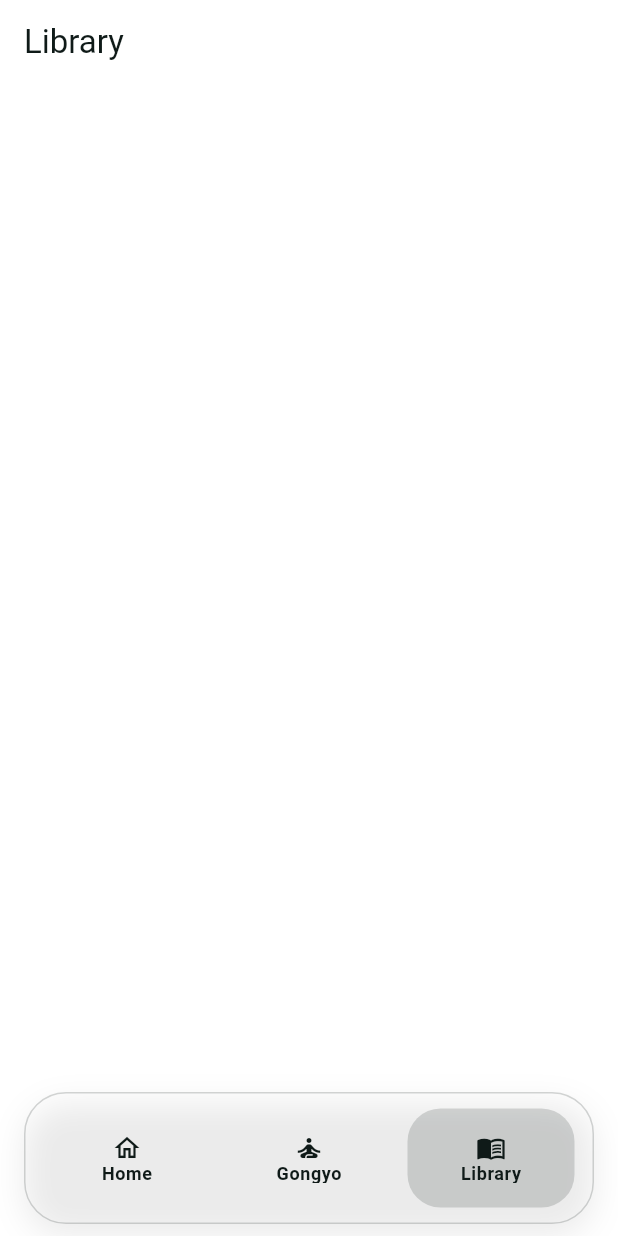
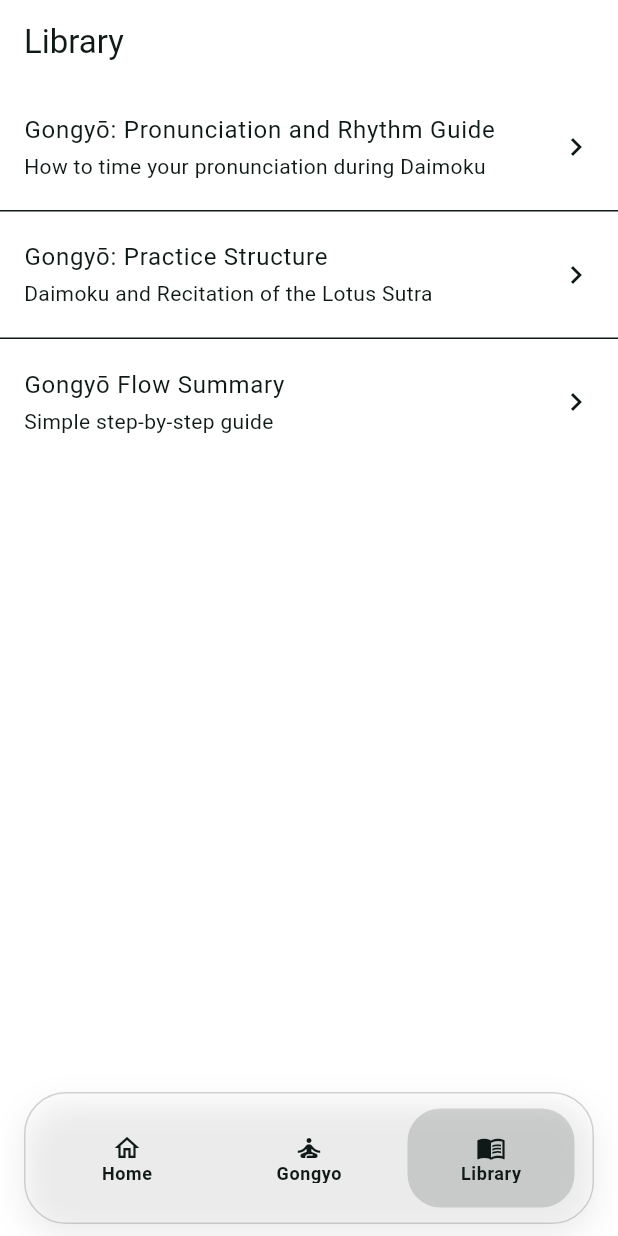
Before and after one commit to sconetto/iBuddhism, a Flutter app: the ResourcesListScreen screen opened by its route, on a phone screen of 412 x 824 dp. Run offline on Flutter 3.47's test engine with Material 3 defaults, Android fonts, the phone set to English and light mode, and no system bars; our stand-ins replace flutter_markdown_plus, image_picker, shared_preferences; missing offline and left inert: liquid_glass_widgets; accounts and stored records are empty; project files that could hold a hidden picture were left out.

Commit message:
fix(resources): add missing English articles

```diff
--- a/lib/data/resources_en.dart
+++ b/lib/data/resources_en.dart
@@ -1,3 +1,50 @@
 import '../models/resource_article.dart';
 
-const List<ResourceArticle> resourcesEn = [];
+const List<ResourceArticle> resourcesEn = [
+  ResourceArticle(
+    id: 'pronunciation-and-rhythm-guide',
+    sequence: 1,
+    title: 'Gongyō: Pronunciation and Rhythm Guide',
+    subtitle: 'How to time your pronunciation during Daimoku',
+    content:
+        '''In the current English liturgy, the Hepburn system of transliteration of Japanese words is used, the most widely adopted system in the West. Additionally, a syllabic separation has been adopted that best represents the rhythm of _gongyō_ recitation.
+
+The following rules may help with correct pronunciation as well as the dynamic rhythm of recitation:
+
+- Vowels "e" and "o" should be pronounced with a closed sound. For example _shari **ho**tsu e **ren**ge_ should be pronounced as in b**e**t, g**e**t, h**o**t, n**o**t, not as in h**e**r, f**o**r.
+- Vowels with macrons should be pronounced in a prolonged way, as if doubled. For example, _**shō**_ should be pronounced at length (_shoh_), unlike _**sho**_ which is shorter. Example: _**Myō hō** ren ge **kyō**. **Hō** ben pon. Dai ni._
+- The syllable _**ge**_ should be pronounced as in **ge**t, not as in **ge**m. The syllable _**gi**_ as in **gi**ve, not **gi**ant. The syllable _**gyu**_ as in ar**gu**ment. The syllable _**gyo**_ similarly. Example: _ka**ge**musa, **gyō**za, ren**ge**, gon**gyō**, Jiga**ge**_.
+- The syllables _**chi**_, _**cho**_ and _**chu**_ should be pronounced as in **che**ese, **cho**colate, **chu**g. Example: **Chi**ba, To**chi**gi, **Chu**bu, _**Chi** ken hara mitsu_.
+- The syllable _**fu**_ is pronounced as in **fu**dge, not as in **foo**d. The syllable _**ha**_ as in **ha**rbour, _**he**_ as in **he**lp, _**hi**_ as in **hi**m, _**ho**_ as in **ho**t. Example: **Hi**roshima, **Ho**kkaido, Aki**ha**bara, _**Hō** ben pon_.
+- The syllables _**ra**_, _**re**_, _**ri**_, _**ro**_ and _**ru**_ are pronounced as in ca**ra**mel, pa**ra**de, te**rri**fic, bo**rrow**, **ru**de, not as in **ra**bbit, **re**d, **ri**ng, **ro**ck. Example: Na**ra**, _**ren**ge, Nyo ze **ri**ki_.
+- The syllables _**nyo**_ and _**ryo**_ should be pronounced similarly to **nyo** (as in ca**nyo**n) and **ryo** (as in **ryo**). Example: _**Nyo** ze tai, **Ryō nyū** o butsu dō, Jin jin mu **ryō**_.
+- Each syllable separated by a space or hyphen should be pronounced in a uniform time beat. For example, the words _**shō**_, _**myō**_, _**e**_, _**ni**_, _**butsu**_ and _**shari**_ should all be pronounced in the same time beat. The hyphen (-) indicates that two syllables should be pronounced together. Example: _Sho but-chi e_. The period (**.**) in the original Japanese text only serves to separate phrases; it does not indicate the end of a sentence.
+''',
+  ),
+  ResourceArticle(
+    id: 'gongyo-practice-structure',
+    sequence: 2,
+    title: 'Gongyō: Practice Structure',
+    subtitle: 'Daimoku and Recitation of the Lotus Sutra',
+    content:
+        '''Gongyō is the daily practice that combines recitation of Daimoku and excerpts from the Lotus Sutra.
+
+The traditional sequence begins with recitation of Daimoku (**Nam-myoho-renge-kyo**).
+
+Next, the **Hoben-pon**, the second chapter of the Lotus Sutra, is recited.
+
+Then, the **Juryo-hon**, the sixteenth chapter of the Lotus Sutra, is recited.
+
+To conclude, one returns to Daimoku with continuous recitation, focusing on the Gohonzon.''',
+  ),
+  ResourceArticle(
+    id: 'gongyo-flow-summary',
+    sequence: 3,
+    title: 'Gongyō Flow Summary',
+    subtitle: 'Simple step-by-step guide',
+    content: '''1. **Daimoku:** Nam-myoho-renge-kyo.
+2. **Hoben-pon:** second chapter of the Lotus Sutra.
+3. **Juryo-hon:** sixteenth chapter of the Lotus Sutra.
+4. **Daimoku again:** continuous recitation with focus on the Gohonzon.''',
+  ),
+];
```
